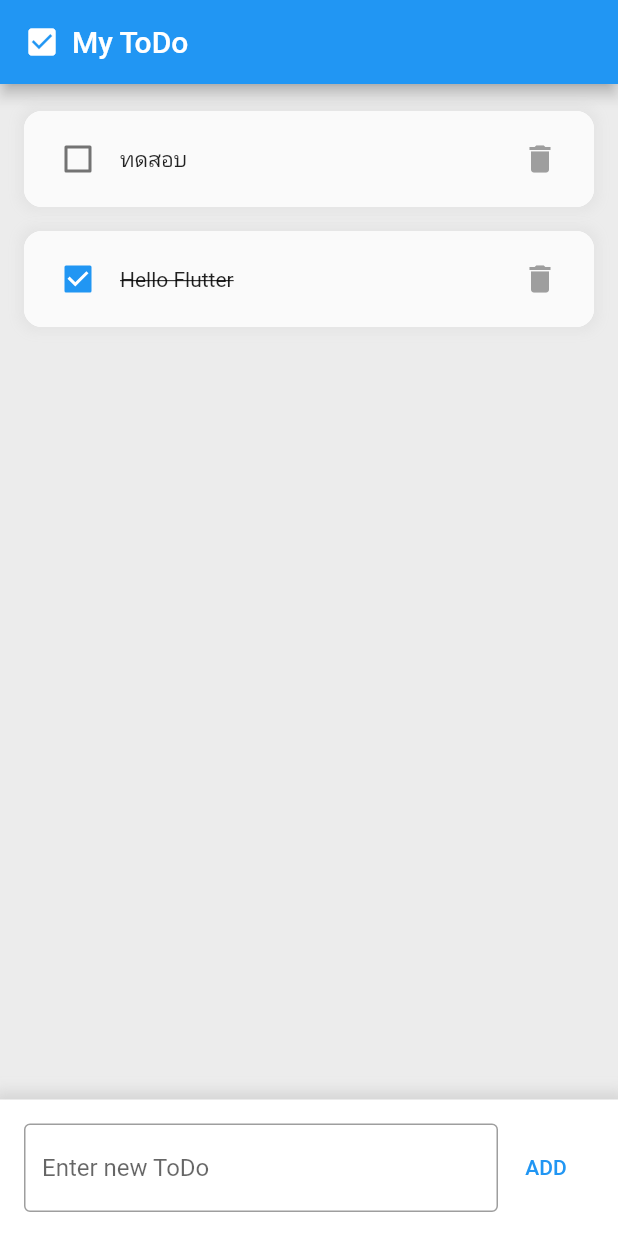
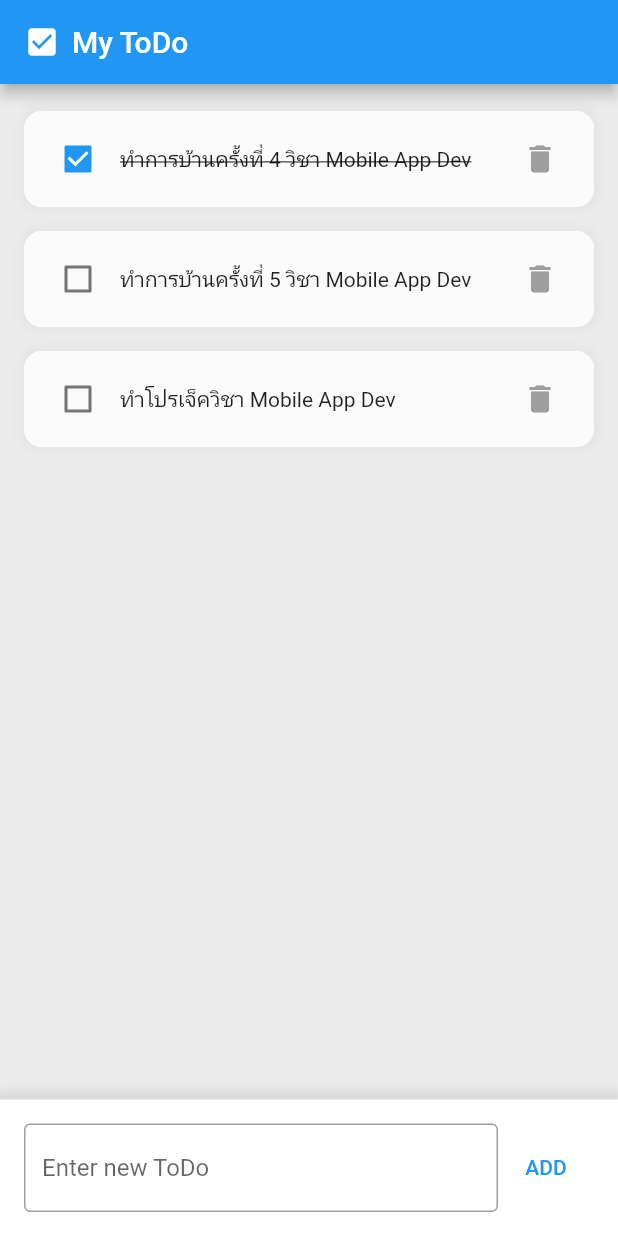
Before and after one commit to 3bugs/flutter-todo, a Flutter app: the screen it shows after launch, on a phone screen of 412 x 824 dp. Run offline on Flutter 3.47's test engine with Material 2 defaults, Android fonts, the phone set to English and light mode, and no system bars.

Commit message:
Update sample todo data

```diff
--- a/lib/pages/todo_list_page.dart
+++ b/lib/pages/todo_list_page.dart
@@ -11,8 +11,9 @@ class TodoListPage extends StatefulWidget {
 class _TodoListPageState extends State<TodoListPage> {
   final _controller = TextEditingController();
   final List<TodoModel> _todoList = [
-    TodoModel(text: 'ทดสอบ', isDone: false),
-    TodoModel(text: 'Hello Flutter', isDone: true),
+    TodoModel(text: 'ทำการบ้านครั้งที่ 4 วิชา Mobile App Dev', isDone: true),
+    TodoModel(text: 'ทำการบ้านครั้งที่ 5 วิชา Mobile App Dev', isDone: false),
+    TodoModel(text: 'ทำโปรเจ็ควิชา Mobile App Dev', isDone: false),
   ];
 
   @override
```
